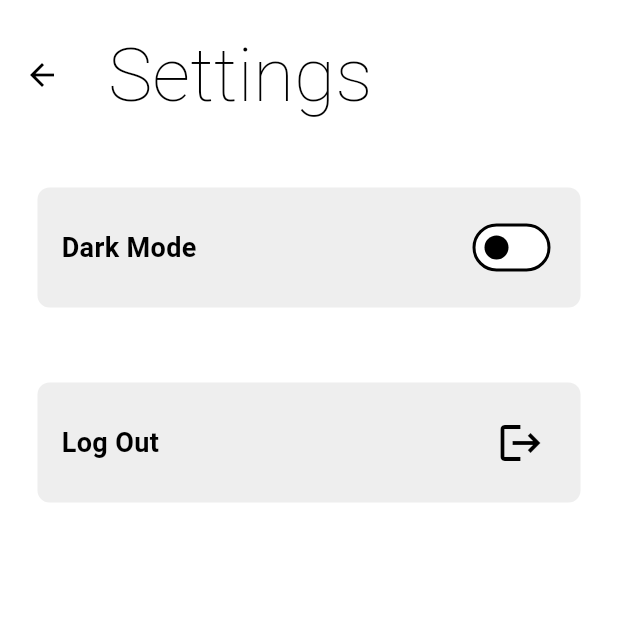
After one commit to souvik-blade/COLABB, a Flutter app: the screen it shows once a user with an empty profile is signed in, after a tap on an icon or button, on a phone screen of 412 x 824 dp, the top half of it. The commit adds this screen. Run offline on Flutter 3.47's test engine with Material 3 defaults, Android fonts, the phone set to English and light mode, and no system bars; our stand-ins replace cloud_firestore, firebase_auth, firebase_core; missing offline and left inert: vph_web_date_picker; accounts and stored records are empty.

Commit message:
fixed black screen on admin logout,  used expanded widget in tab_item

```diff
--- a/lib/admin_pages/admin_homepage.dart
+++ b/lib/admin_pages/admin_homepage.dart
@@ -1,6 +1,8 @@
 import 'package:colabb/admin_pages/admin_assignmentpage.dart';
 import 'package:colabb/admin_pages/admin_schedulepage.dart';
+import 'package:colabb/admin_pages/admin_settings.dart';
 import 'package:colabb/admin_pages/admin_statspage.dart';
+import 'package:flutter/cupertino.dart';
 import 'package:flutter/material.dart';
 import 'package:firebase_auth/firebase_auth.dart';
 
@@ -12,14 +14,12 @@ class AdminDashboardScreen extends StatefulWidget {
 }
 
 class _AdminDashboardScreenState extends State<AdminDashboardScreen> {
-  final FirebaseAuth _auth = FirebaseAuth.instance;
-
-  // Function to handle logout
-  void _logout() async {
-    await _auth.signOut();
-    // Navigate back to login screen or any other screen as needed
-    Navigator.pop(context);
-  }
+  // // Function to handle logout
+  // void _logout() async {
+  //   await _auth.signOut();
+  //   // Navigate back to login screen or any other screen as needed
+  //   Navigator.pop(context);
+  // }
 
   @override
   Widget build(BuildContext context) {
@@ -35,8 +35,18 @@ class _AdminDashboardScreenState extends State<AdminDashboardScreen> {
             backgroundColor: Colors.transparent,
             actions: [
               IconButton(
-                icon: const Icon(Icons.logout),
-                onPressed: _logout,
+                icon: const Icon(
+                  CupertinoIcons.gear,
+                  size: 30,
+                ),
+                onPressed: () {
+                  Navigator.push(
+                    context,
+                    MaterialPageRoute(
+                      builder: (context) => AdminSettingsPage(),
+                    ),
+                  );
+                },
               ),
             ],
             centerTitle: true,
@@ -61,7 +71,7 @@ class _AdminDashboardScreenState extends State<AdminDashboardScreen> {
                     labelColor: Colors.white,
                     unselectedLabelColor: Colors.black54,
                     tabs: [
-                      TabItem(title: 'Assignment', count: 6),
+                      TabItem(title: 'Assignment', count: 1),
                       TabItem(title: 'Schedule', count: 3),
                       TabItem(title: 'App Stats', count: 1),
                     ],
--- /dev/null
+++ b/lib/admin_pages/admin_settings.dart
@@ -0,0 +1,82 @@
+import 'package:colabb/services/auth/auth_service.dart';
+import 'package:colabb/themes/theme_provider.dart';
+import 'package:flutter/material.dart';
+import 'package:provider/provider.dart';
+
+class AdminSettingsPage extends StatelessWidget {
+  const AdminSettingsPage({super.key});
+
+  void logout() {
+    // get auth service
+    final auth = AuthService();
+    auth.signOut();
+  }
+
+  @override
+  Widget build(BuildContext context) {
+    return Scaffold(
+      backgroundColor: Theme.of(context).colorScheme.background,
+      appBar: AppBar(
+        toolbarHeight: 100,
+        title: const Text(
+          "Settings",
+          style: TextStyle(fontSize: 50, fontWeight: FontWeight.w200),
+        ),
+        backgroundColor: Colors.transparent,
+      ),
+      body: Column(
+        children: [
+          Container(
+            decoration: BoxDecoration(
+                color: Theme.of(context).colorScheme.secondary,
+                borderRadius: BorderRadius.circular(8)),
+            margin: EdgeInsets.all(25.0),
+            padding: EdgeInsets.all(16.0),
+            child: Row(
+              mainAxisAlignment: MainAxisAlignment.spaceBetween,
+              children: [
+                Text(
+                  "Dark Mode",
+                  style: TextStyle(fontSize: 18, fontWeight: FontWeight.w600),
+                ),
+                Switch(
+                  value: Provider.of<ThemeProvider>(context, listen: false)
+                      .isDarkMode,
+                  onChanged: (value) =>
+                      Provider.of<ThemeProvider>(context, listen: false)
+                          .toggleTheme(),
+                )
+              ],
+            ),
+          ),
+          Container(
+            decoration: BoxDecoration(
+                color: Theme.of(context).colorScheme.secondary,
+                borderRadius: BorderRadius.circular(8)),
+            margin: EdgeInsets.all(25.0),
+            padding: EdgeInsets.all(16.0),
+            child: Row(
+              mainAxisAlignment: MainAxisAlignment.spaceBetween,
+              children: [
+                Text(
+                  "Log Out",
+                  style: TextStyle(fontSize: 18, fontWeight: FontWeight.w600),
+                ),
+                IconButton(
+                  onPressed: () {
+                    logout();
+                    Navigator.pop(context);
+                  },
+                  icon: Icon(
+                    Icons.logout,
+                  ),
+                  iconSize: 32,
+                ),
+              ],
+            ),
+          ),
+        ],
+      ),
+    );
+  }
+}
--- a/lib/components/tab_item.dart
+++ b/lib/components/tab_item.dart
@@ -21,7 +21,8 @@ class TabItem extends StatelessWidget {
             overflow: TextOverflow.ellipsis,
           ),
           count > 0
-              ? Container(
+              ? Expanded(
+                  child: Container(
                     margin: const EdgeInsetsDirectional.only(start: 5),
                     padding: const EdgeInsets.all(3),
                     decoration: BoxDecoration(
@@ -37,6 +38,7 @@ class TabItem extends StatelessWidget {
                         ),
                       ),
                     ),
+                  ),
                 )
               : const SizedBox(width: 0, height: 0),
         ],
```
Lines whose indentation alone changed are shown as unchanged.
